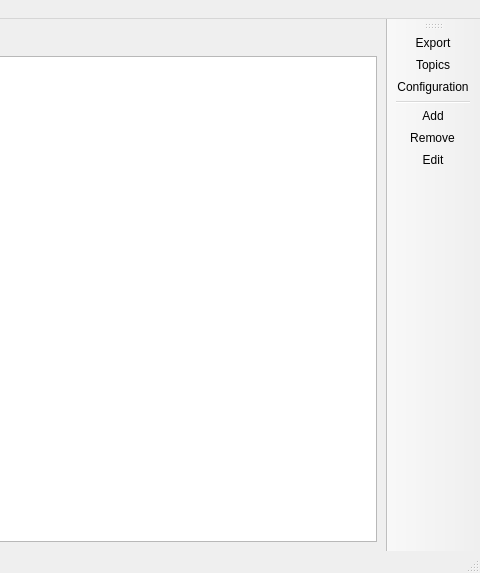
lucianodato/JI-quotes, file mainwindow.ui: the form before one commit; both pictures show x 577 to 1057 and y 0 to 573 of the 1057 by 573 pixel window.
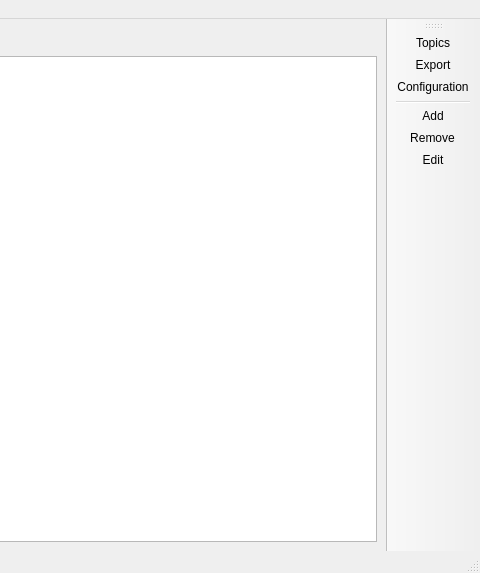
The form after the commit. Icons and pictures are not drawn.

Diff of the .ui file:
```diff
--- a/mainwindow.ui
+++ b/mainwindow.ui
@@ -110,8 +110,8 @@
    <attribute name="toolBarBreak">
     <bool>false</bool>
    </attribute>
-   <addaction name="actionExport"/>
    <addaction name="actionTopics"/>
+   <addaction name="actionExport"/>
    <addaction name="actionConfiguration"/>
    <addaction name="separator"/>
    <addaction name="actionAdd"/>
```
